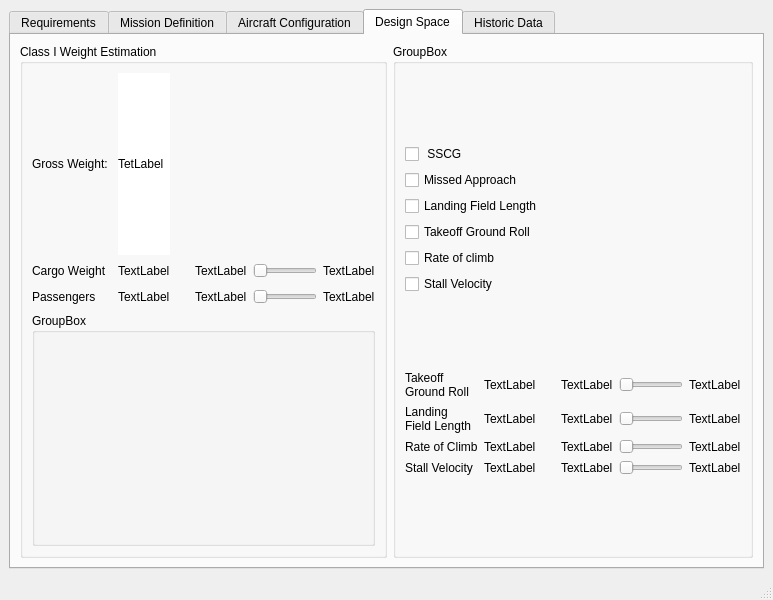
The window that gui/Window3.ui (varun-sudarsanan/opaide) describes before a commit, drawn with Qt 5.
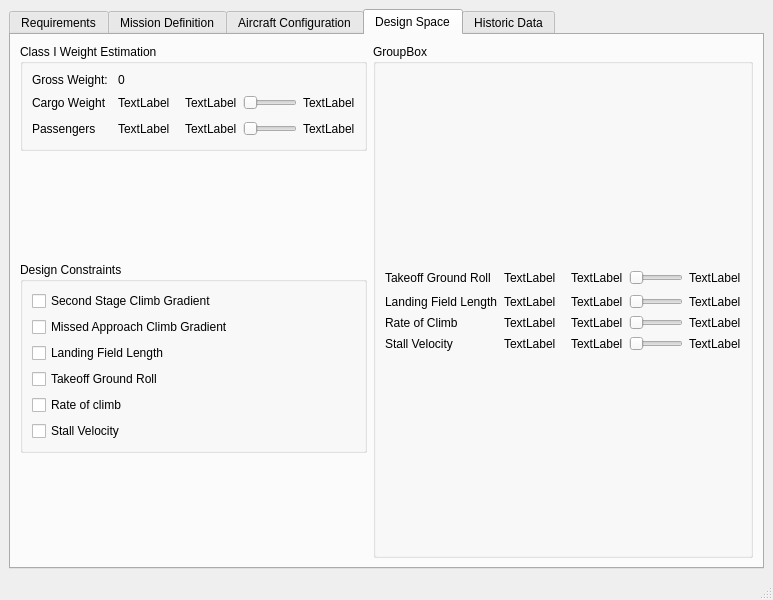
The same window after the commit.

Commit message: 1. Resolved all constraint analysis backend bugs 2. Visualized the first plot on the plot widget

```diff
--- a/gui/Window3.ui
+++ b/gui/Window3.ui
@@ -1201,6 +1201,8 @@
        </attribute>
        <layout class="QHBoxLayout" name="horizontalLayout_7">
         <item>
+         <layout class="QVBoxLayout" name="verticalLayout_16">
+          <item>
          <widget class="QGroupBox" name="groupBox">
           <property name="title">
            <string>Class I Weight Estimation</string>
@@ -1225,10 +1227,11 @@
              <item row="0" column="1">
               <widget class="QLabel" name="ds_gross_out">
                <property name="styleSheet">
-                <string notr="true">background-color: rgb(255, 255, 255);</string>
+                  <string notr="true">font: 75 8pt &quot;MS Shell Dlg 2&quot;;
+font: 75 12pt &quot;MS Shell Dlg 2&quot;;</string>
                </property>
                <property name="text">
-                <string>TetLabel</string>
+                  <string>0</string>
                </property>
               </widget>
              </item>
@@ -1323,37 +1326,41 @@
              </item>
             </layout>
            </item>
+            </layout>
+           </widget>
+          </item>
+          <item>
+           <spacer name="verticalSpacer_3">
+            <property name="orientation">
+             <enum>Qt::Vertical</enum>
+            </property>
+            <property name="sizeHint" stdset="0">
+             <size>
+              <width>20</width>
+              <height>40</height>
+             </size>
+            </property>
+           </spacer>
+          </item>
            <item>
             <widget class="QGroupBox" name="groupBox_3">
              <property name="title">
-              <string>GroupBox</string>
-             </property>
-            </widget>
-           </item>
-          </layout>
-         </widget>
-        </item>
-        <item>
-         <widget class="QGroupBox" name="groupBox_2">
-          <property name="title">
-           <string>GroupBox</string>
-          </property>
-          <layout class="QVBoxLayout" name="verticalLayout_13">
-           <item>
-            <layout class="QHBoxLayout" name="graphs_hlayout">
+             <string>Design Constraints</string>
+            </property>
+            <layout class="QVBoxLayout" name="verticalLayout_15">
              <item>
               <layout class="QVBoxLayout" name="plots_vlayout">
                <item>
                 <widget class="QCheckBox" name="checkBox">
                  <property name="text">
-                  <string> SSCG</string>
+                  <string>Second Stage Climb Gradient</string>
                  </property>
                 </widget>
                </item>
                <item>
                 <widget class="QCheckBox" name="checkBox_2">
                  <property name="text">
-                  <string>Missed Approach</string>
+                  <string>Missed Approach Climb Gradient</string>
                  </property>
                 </widget>
                </item>
@@ -1388,7 +1395,34 @@
               </layout>
              </item>
             </layout>
-           </item>
+           </widget>
+          </item>
+          <item>
+           <spacer name="verticalSpacer_2">
+            <property name="orientation">
+             <enum>Qt::Vertical</enum>
+            </property>
+            <property name="sizeHint" stdset="0">
+             <size>
+              <width>20</width>
+              <height>40</height>
+             </size>
+            </property>
+           </spacer>
+          </item>
+         </layout>
+        </item>
+        <item>
+         <widget class="QGroupBox" name="groupBox_2">
+          <property name="title">
+           <string>GroupBox</string>
+          </property>
+          <layout class="QVBoxLayout" name="verticalLayout_13">
+           <item>
+            <layout class="QHBoxLayout" name="graphs_hlayout"/>
+           </item>
+           <item>
+            <layout class="QHBoxLayout" name="horizontalLayout">
            <item>
             <layout class="QGridLayout" name="design_explore_grid">
              <item row="0" column="1">
@@ -1401,8 +1435,7 @@
              <item row="0" column="0">
               <widget class="QLabel" name="label_3">
                <property name="text">
-                <string>Takeoff
-Ground Roll</string>
+                  <string>Takeoff Ground Roll</string>
                </property>
               </widget>
              </item>
@@ -1471,8 +1504,7 @@
              <item row="1" column="0">
               <widget class="QLabel" name="label_9">
                <property name="text">
-                <string>Landing
-Field Length</string>
+                  <string>Landing Field Length</string>
                </property>
               </widget>
              </item>
@@ -1484,7 +1516,14 @@
               </widget>
              </item>
              <item row="2" column="3">
-              <widget class="QLabel" name="label_22">
+                <widget class="QLabel" name="roc_min_lab">
+                 <property name="text">
+                  <string>TextLabel</string>
+                 </property>
+                </widget>
+               </item>
+               <item row="3" column="3">
+                <widget class="QLabel" name="stall_min_lab">
                <property name="text">
                 <string>TextLabel</string>
                </property>
@@ -1497,6 +1536,13 @@
                </property>
               </widget>
              </item>
+               <item row="2" column="4">
+                <widget class="QSlider" name="roc_slider">
+                 <property name="orientation">
+                  <enum>Qt::Horizontal</enum>
+                 </property>
+                </widget>
+               </item>
              <item row="3" column="0">
               <widget class="QLabel" name="label_24">
                <property name="text">
@@ -1505,35 +1551,14 @@
               </widget>
              </item>
              <item row="3" column="1">
-              <widget class="QLabel" name="label_25">
-               <property name="text">
-                <string>TextLabel</string>
-               </property>
-              </widget>
-             </item>
-             <item row="3" column="3">
-              <widget class="QLabel" name="label_26">
-               <property name="text">
-                <string>TextLabel</string>
-               </property>
-              </widget>
-             </item>
-             <item row="3" column="5">
-              <widget class="QLabel" name="label_27">
+                <widget class="QLabel" name="stall_current_lab">
                <property name="text">
                 <string>TextLabel</string>
                </property>
               </widget>
              </item>
              <item row="1" column="4">
-              <widget class="QSlider" name="horizontalSlider_2">
-               <property name="orientation">
-                <enum>Qt::Horizontal</enum>
-               </property>
-              </widget>
-             </item>
-             <item row="2" column="4">
-              <widget class="QSlider" name="horizontalSlider_3">
+                <widget class="QSlider" name="landing_slider">
                <property name="orientation">
                 <enum>Qt::Horizontal</enum>
                </property>
@@ -1545,6 +1570,15 @@
                 <enum>Qt::Horizontal</enum>
                </property>
               </widget>
+               </item>
+               <item row="3" column="5">
+                <widget class="QLabel" name="stall_max_lab">
+                 <property name="text">
+                  <string>TextLabel</string>
+                 </property>
+                </widget>
+               </item>
+              </layout>
              </item>
             </layout>
            </item>
```
Left out of the diff: 32 changed lines with no effect on the pictures. Lines whose indentation alone changed are shown as unchanged. The commit also changes 15 other files.
